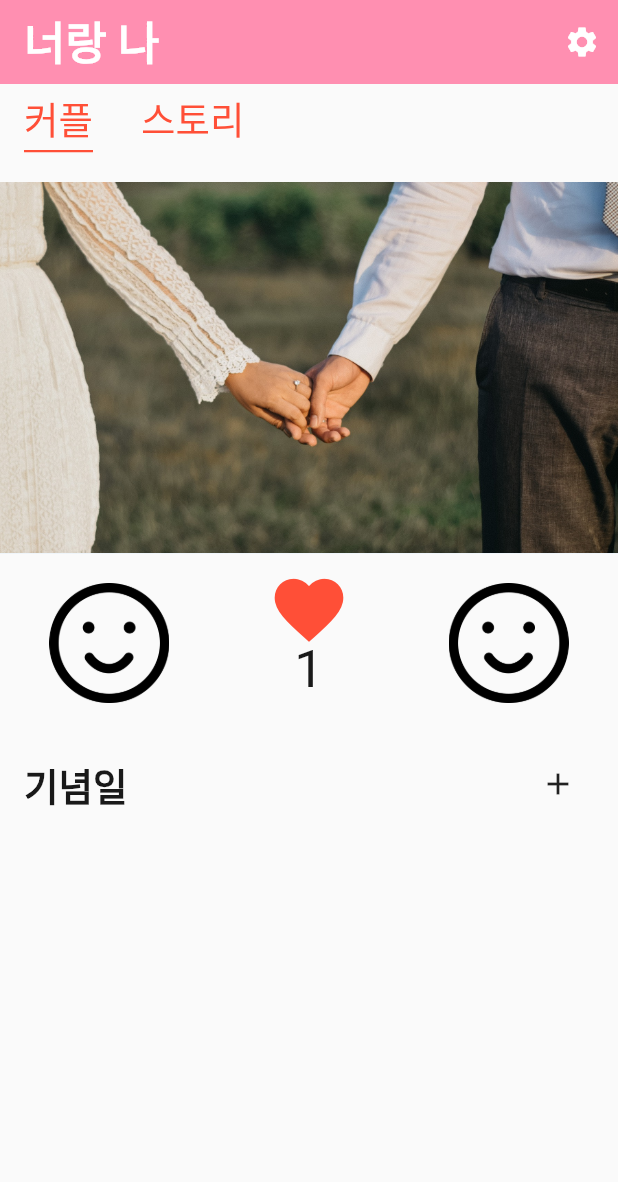
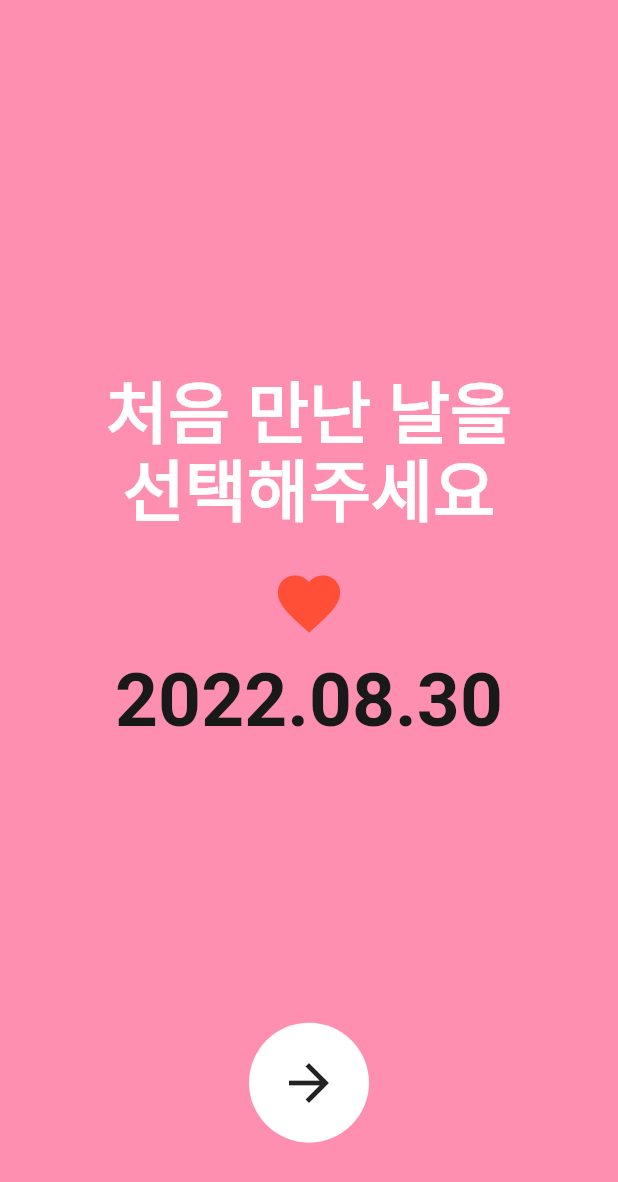
Before and after one commit to reve74/uandi, a Flutter app: the screen it shows after launch, on a phone screen of 412 x 824 dp. Shown: the top 1182 px of the screen. Run offline on Flutter 3.47's test engine with Material 2 defaults, Android fonts, the phone set to English and light mode, and no system bars; our stand-ins replace flutter_riverpod, hive, hive_flutter, image_picker; accounts and stored records are empty; Roboto replaces fonts that are missing (Kangwon).

Commit message:
select screen update

```diff
--- a/lib/app/app.dart
+++ b/lib/app/app.dart
@@ -1,5 +1,8 @@
 import 'package:flutter/material.dart';
+import 'package:hive_flutter/hive_flutter.dart';
+import 'package:uandi/app/model/couple.dart';
 import 'package:uandi/app/screen/home_screen.dart';
+import 'package:uandi/app/screen/select_screen.dart';
 
 class MyApp extends StatelessWidget {
   const MyApp({Key? key}) : super(key: key);
@@ -8,7 +11,24 @@ class MyApp extends StatelessWidget {
   Widget build(BuildContext context) {
     return MaterialApp(
       debugShowCheckedModeBanner: false,
-      home: HomeScreen(),
+      home: App(),
     );
   }
 }
+
+class App extends StatelessWidget {
+  const App({Key? key}) : super(key: key);
+
+  @override
+  Widget build(BuildContext context) {
+    return ValueListenableBuilder(
+        valueListenable: Hive.box<Couple>('couple').listenable(),
+        builder: (context, Box<Couple> box, child) {
+          final item = box.get(0);
+          if(item == null) {
+            return SelectScreen();
+          }
+          return HomeScreen();
+    });
+  }
+}
--- a/lib/app/const/color_palette.dart
+++ b/lib/app/const/color_palette.dart
@@ -13,6 +13,7 @@ class ColorPalette {
 
   static const pink = Color(0xFFFF8FB1);
   static const lightPink = Color(0xFFFFDEDE);
+  static const lightPink1 = Color(0xFFFFB3B3);
 
   static const americanSilver = Color(0xFFCECECE);
   static const red = Color(0xFFFF4F37);
--- a/lib/app/const/kangwon.dart
+++ b/lib/app/const/kangwon.dart
@@ -16,6 +16,7 @@ class Kangwon {
   static const white_s16_w400_h24 = CustomTextStyle(fontFamily: kangwon, color: ColorPalette.white, fontSize: 16, fontWeight: FontWeight.w400, height: 24);
 
   static const white_s30_bold_h24 = CustomTextStyle(fontFamily: kangwon, color: ColorPalette.white, fontSize: 30, fontWeight: FontWeight.bold, height: 24);
+  static const white_s45_bold_h48 = CustomTextStyle(fontFamily: kangwon, color: ColorPalette.white, fontSize: 45, fontWeight: FontWeight.bold, height: 48);
 
   static const point_s20_w400_h24 = CustomTextStyle(fontFamily: kangwon, color: ColorPalette.point, fontSize: 20, fontWeight: FontWeight.w400, height: 24);
   static const point_s25_w400_h24 = CustomTextStyle(fontFamily: kangwon, color: ColorPalette.point, fontSize: 25, fontWeight: FontWeight.w400, height: 24);
@@ -27,9 +28,12 @@ class Kangwon {
   static const black_s25_w400_h24 = CustomTextStyle(fontFamily: kangwon, color: ColorPalette.black, fontSize: 25, fontWeight: FontWeight.w400, height: 24);
   static const black_s25_w600_h24 = CustomTextStyle(fontFamily: kangwon, color: ColorPalette.black, fontSize: 25, fontWeight: FontWeight.w600, height: 24);
   static const black_s35_w400_h24 = CustomTextStyle(fontFamily: kangwon, color: ColorPalette.black, fontSize: 35, fontWeight: FontWeight.w400, height: 24);
+  static const black_s35_w600_h24 = CustomTextStyle(fontFamily: kangwon, color: ColorPalette.black, fontSize: 50, fontWeight: FontWeight.w600, height: 24);
 
 
   static const black2_s17_w400_h24 = CustomTextStyle(fontFamily: kangwon, color: ColorPalette.black3, fontSize: 17, fontWeight: FontWeight.w400, height: 24);
 
 
+  static const lightPink1_s35_w600_h24 = CustomTextStyle(fontFamily: kangwon, color: ColorPalette.lightPink1, fontSize: 50, fontWeight: FontWeight.w600, height: 24);
+
 }
--- a/lib/app/provider/counter_provider.dart
+++ b/lib/app/provider/counter_provider.dart
@@ -17,6 +17,8 @@ final dateProvider = StateProvider(
   ),
 );
 
+
+
 final backgroundImageProvider = StateProvider<Uint8List>((ref) => Uint8List(0));
 final selectedImage1Provider = StateProvider<Uint8List>((ref) => Uint8List(0));
 final selectedImage2Provider = StateProvider<Uint8List>((ref) => Uint8List(0));
--- /dev/null
+++ b/lib/app/provider/datenotifier_provider.dart
@@ -0,0 +1,12 @@
+import 'package:flutter/cupertino.dart';
+import 'package:flutter_riverpod/flutter_riverpod.dart';
+
+final dateProvider = StateNotifierProvider<DateNotifierProvider, DateTime>(
+    (ref) => DateNotifierProvider());
+
+class DateNotifierProvider extends StateNotifier<DateTime> {
+  DateNotifierProvider()
+      : super(
+          DateTime.now(),
+        );
+}
--- a/lib/app/screen/home_screen.dart
+++ b/lib/app/screen/home_screen.dart
@@ -52,7 +52,7 @@ class _HomeScreenState extends ConsumerState<HomeScreen>
                   onPressed: () {
                     Scaffold.of(context).openEndDrawer();
                   },
-                  icon: Icon(
+                  icon: const Icon(
                     Icons.settings,
                   ),
                 );
@@ -84,14 +84,14 @@ class _HomeScreenState extends ConsumerState<HomeScreen>
         tabs: [
           Container(
             padding: const EdgeInsets.symmetric(vertical: 10),
-            child: Text(
+            child: const Text(
               '커플',
               style: Kangwon.point_s25_w400_h24,
             ),
           ),
           Container(
             padding: const EdgeInsets.symmetric(vertical: 10),
-            child: Text(
+            child: const Text(
               '스토리',
               style: Kangwon.point_s25_w400_h24,
             ),
@@ -108,8 +108,8 @@ class _HomeScreenState extends ConsumerState<HomeScreen>
       child: TabBarView(
         controller: _tabController,
         children: [
-          CoupleTabBar(),
-          StoryTabBar(),
+          const CoupleTabBar(),
+          const StoryTabBar(),
         ],
       ),
     );
@@ -146,13 +146,13 @@ class _HomeScreenState extends ConsumerState<HomeScreen>
         Container(
           height: AppBar().preferredSize.height,
           color: ColorPalette.pink,
-          child: Center(
+          child: const Center(
               child: Text(
             '설정',
             style: Kangwon.white_s30_bold_h24,
           )),
         ),
-        Spacer(flex: 10),
+        const Spacer(flex: 10),
         _drawerBtn(
           onTap: () {
             Navigator.pop(context);
@@ -160,16 +160,28 @@ class _HomeScreenState extends ConsumerState<HomeScreen>
           },
           text: '날짜 변경하기',
         ),
+        _divider(),
         _drawerBtn(
           onTap: () {},
           text: '배경화면 변경하기',
         ),
-        _drawerBtn(
-          onTap: () {},
-          text: '날짜 변경하기',
-        ),
-        Spacer(flex: 500),
+        _divider(),
+        // _drawerBtn(
+        //   onTap: () {},
+        //   text: '날짜 변경하기',
+        // ),
+        const Spacer(flex: 500),
       ],
     );
   }
+
+  Widget _divider() {
+    return const Padding(
+      padding: EdgeInsets.symmetric(horizontal: 80.0),
+      child: Divider(
+        thickness: 1,
+        height: 1,
+      ),
+    );
+  }
 }
--- /dev/null
+++ b/lib/app/screen/select_screen.dart
@@ -0,0 +1,98 @@
+import 'package:flutter/material.dart';
+import 'package:flutter_riverpod/flutter_riverpod.dart';
+import 'package:intl/intl.dart';
+import 'package:uandi/app/const/color_palette.dart';
+import 'package:uandi/app/const/kangwon.dart';
+import 'package:uandi/app/const/size_helper.dart';
+import 'package:uandi/app/provider/counter_provider.dart';
+import 'package:uandi/app/utils/util.dart';
+
+class SelectScreen extends ConsumerWidget {
+  const SelectScreen({Key? key}) : super(key: key);
+
+  @override
+  Widget build(BuildContext context, WidgetRef ref) {
+    DateTime selectedDate = DateTime(
+      DateTime.now().year,
+      DateTime.now().month,
+      DateTime.now().day,
+    );
+
+    return Scaffold(
+      backgroundColor: ColorPalette.pink,
+      body: Padding(
+        padding: const EdgeInsets.symmetric(horizontal: 16.0),
+        child: Column(
+          crossAxisAlignment: CrossAxisAlignment.center,
+          mainAxisAlignment: MainAxisAlignment.center,
+          children: [
+            const Spacer(flex: 100),
+            const Text(
+              '처음 만난 날을',
+              style: Kangwon.white_s45_bold_h48,
+            ),
+            const Text(
+              '선택해주세요',
+              style: Kangwon.white_s45_bold_h48,
+            ),
+            eHeight(20),
+            const Padding(
+              padding: EdgeInsets.all(8.0),
+              child: Icon(
+                Icons.favorite_outlined,
+                size: 50,
+                color: ColorPalette.point,
+              ),
+            ),
+            eHeight(4),
+            InkWell(
+              onTap: () {
+                // onHearthPressed(context, ref, selectedDate);
+                daySelect(context, ref, selectedDate);
+              },
+              child: Row(
+                mainAxisAlignment: MainAxisAlignment.center,
+                children: [
+                  Padding(
+                    padding: const EdgeInsets.all(16.0),
+                    child: Container(
+                      child: Consumer(
+                        builder: (context, ref, _) {
+                          final DateTime selectedDate =
+                              ref.watch(dateProvider.state).state;
+                          final dateFormatter = DateFormat('yyyy.MM.dd');
+                          final dateString = dateFormatter.format(selectedDate);
+                          print(dateString);
+                          return Text(
+                            dateString,
+                            style: Kangwon.black_s35_w600_h24,
+                          );
+                        },
+                      ),
+                    ),
+                  ),
+                ],
+              ),
+            ),
+            Spacer(flex: 75),
+            GestureDetector(
+              onTap: () {
+                save(ref);
+                // Navigator.of(context).push(
+                //     MaterialPageRoute(builder: (context) => HomeScreen()));
+              },
+              child: Container(
+                width: 80,
+                height: 80,
+                decoration: const BoxDecoration(
+                    color: ColorPalette.white, shape: BoxShape.circle),
+                child: const Icon(Icons.arrow_forward, size: 40),
+              ),
+            ),
+            Spacer(flex: 25),
+          ],
+        ),
+      ),
+    );
+  }
+}
--- a/lib/app/widget/couple_tabbar.dart
+++ b/lib/app/widget/couple_tabbar.dart
@@ -25,7 +25,11 @@ class CoupleTabBar extends ConsumerWidget {
       crossAxisAlignment: CrossAxisAlignment.start,
       children: [
         eHeight(20),
-        _backgroundImage(context),
+        GestureDetector(
+            onTap: () {
+              pickBackgroundImage();
+            },
+            child: _backgroundImage(context)),
         // Container(
         //   child: Consumer(
         //     builder: (context, ref, _) {
@@ -61,7 +65,6 @@ class CoupleTabBar extends ConsumerWidget {
             final dateString =
                 dateFormatter.format(item.selectedDate as DateTime);
 
-            print(dateString);
             return _dayCount(
               context,
               ref,
@@ -84,7 +87,7 @@ class CoupleTabBar extends ConsumerWidget {
             mainAxisAlignment: MainAxisAlignment.spaceBetween,
             children: [
               const Text('기념일', style: Kangwon.black_s25_w600_h24),
-              IconButton(onPressed: (){}, icon: Icon(Icons.add))
+              IconButton(onPressed: () {}, icon: Icon(Icons.add))
             ],
           ),
         ),
@@ -109,9 +112,12 @@ class CoupleTabBar extends ConsumerWidget {
       child: Row(
         mainAxisAlignment: MainAxisAlignment.spaceAround,
         children: [
-          Image.asset(
-            'assets/img/smile.png',
-            height: 80,
+          GestureDetector(
+            onTap: () {},
+            child: Image.asset(
+              'assets/img/smile.png',
+              height: 80,
+            ),
           ),
           Column(
             children: [
@@ -154,9 +160,12 @@ class CoupleTabBar extends ConsumerWidget {
               // ),
             ],
           ),
-          Image.asset(
-            'assets/img/smile.png',
-            height: 80,
+          GestureDetector(
+            onTap: () {},
+            child: Image.asset(
+              'assets/img/smile.png',
+              height: 80,
+            ),
           ),
         ],
       ),
--- a/lib/app/widget/story_tabbar.dart
+++ b/lib/app/widget/story_tabbar.dart
@@ -3,12 +3,8 @@ import 'package:flutter_riverpod/flutter_riverpod.dart';
 import 'package:hive/hive.dart';
 import 'package:hive_flutter/adapters.dart';
 import 'package:intl/intl.dart';
-import 'package:uandi/app/const/kangwon.dart';
-import 'package:uandi/app/const/size_helper.dart';
 import 'package:uandi/app/const/storyday.dart';
 import 'package:uandi/app/model/couple.dart';
-import 'package:uandi/app/model/day.dart';
-import 'package:uandi/app/provider/counter_provider.dart';
 import 'package:uandi/app/utils/util.dart';
 import 'package:uandi/app/widget/day_card.dart';
 
--- a/lib/main.dart
+++ b/lib/main.dart
@@ -1,18 +1,16 @@
 import 'package:flutter/material.dart';
 import 'package:flutter_riverpod/flutter_riverpod.dart';
-import 'package:hive/hive.dart';
 import 'package:hive_flutter/hive_flutter.dart';
 import 'package:intl/date_symbol_data_local.dart';
 import 'package:uandi/app/app.dart';
 import 'package:uandi/app/model/couple.dart';
 
-void main() async{
+void main() async {
   // WidgetsFlutterBinding.ensureInitialized();
   await Hive.initFlutter();
   Hive.registerAdapter(CoupleAdapter());
   await Hive.openBox<Couple>('couple');
   initializeDateFormatting('ko_KR', null);
 
-
-  runApp(ProviderScope(child: const MyApp()));
+  runApp(const ProviderScope(child: MyApp()));
 }
```
Also changed, not shown: lib/app/utils/util.dart (+62 -22 lines), assets/img/heart.jpg (added), 1 other file.
